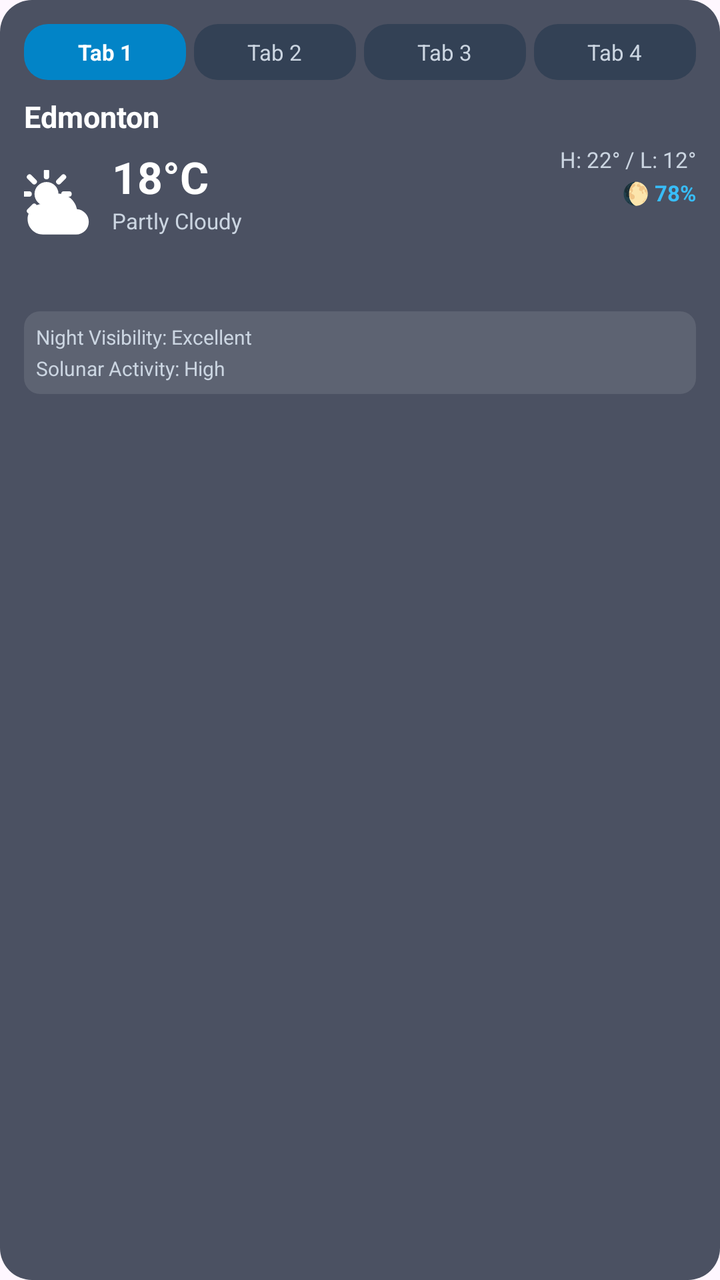
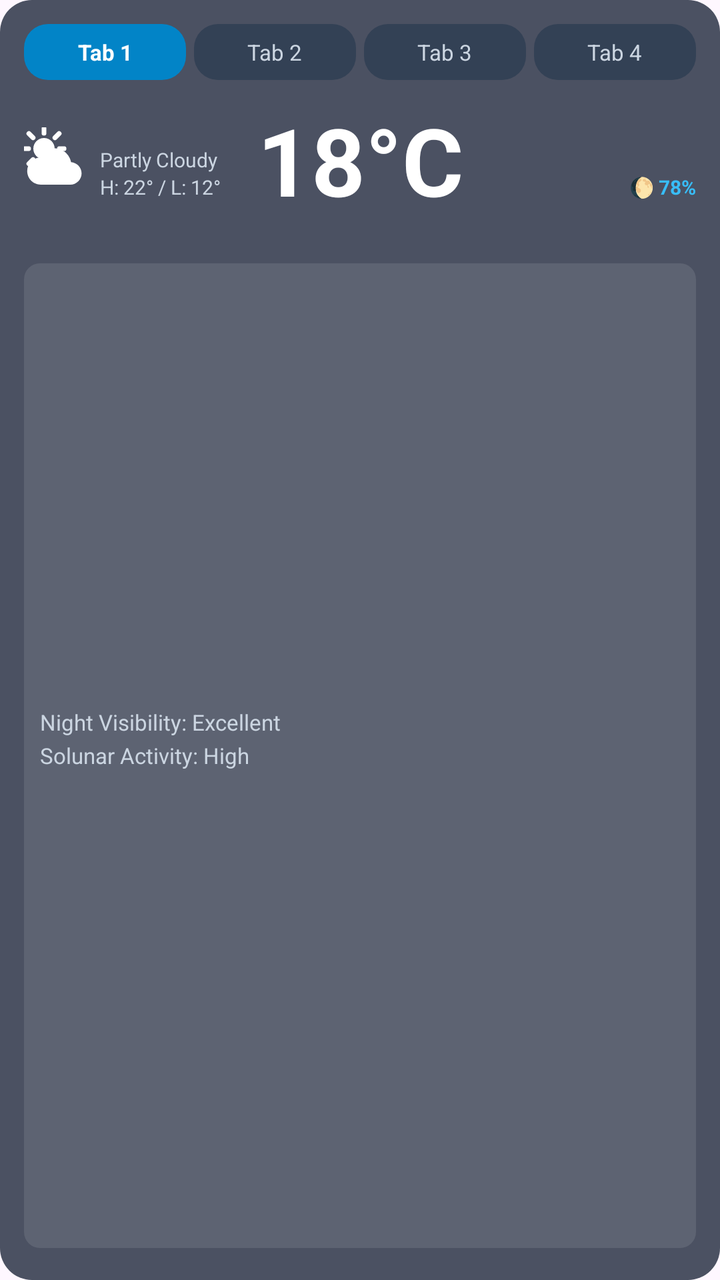

Screens rendered from an Android XML layout before and after an edit, with the pre-edit source and the edit as a unified diff.
<!-- AndroidManifest.xml: application theme Theme.WeatherAPP -->
<!-- res/layout/widget_layout_4x2.xml -->
<?xml version="1.0" encoding="utf-8"?>
<LinearLayout xmlns:android="http://schemas.android.com/apk/res/android"
    android:id="@+id/widget_root"
    android:layout_width="match_parent"
    android:layout_height="match_parent"
    android:orientation="vertical"
    android:padding="12dp"
    android:background="@drawable/bg_widget_container">

    
    <LinearLayout
        android:id="@+id/layout_tab_bar"
        android:layout_width="match_parent"
        android:layout_height="wrap_content"
        android:orientation="horizontal"
        android:layout_marginBottom="8dp">

        <TextView
            android:id="@+id/btn_widget_tab_0"
            android:layout_width="0dp"
            android:layout_height="28dp"
            android:layout_weight="1"
            android:layout_marginEnd="4dp"
            android:background="@drawable/bg_widget_pill_selected"
            android:gravity="center"
            android:ellipsize="end"
            android:maxLines="1"
            android:paddingStart="4dp"
            android:paddingEnd="4dp"
            android:text="Tab 1"
            android:textColor="@color/widget_text_primary"
            android:textSize="11sp"
            android:textStyle="bold" />

        <TextView
            android:id="@+id/btn_widget_tab_1"
            android:layout_width="0dp"
            android:layout_height="28dp"
            android:layout_weight="1"
            android:layout_marginEnd="4dp"
            android:background="@drawable/bg_widget_pill_unselected"
            android:gravity="center"
            android:ellipsize="end"
            android:maxLines="1"
            android:paddingStart="4dp"
            android:paddingEnd="4dp"
            android:text="Tab 2"
            android:textColor="@color/widget_text_secondary"
            android:textSize="11sp" />

        <TextView
            android:id="@+id/btn_widget_tab_2"
            android:layout_width="0dp"
            android:layout_height="28dp"
            android:layout_weight="1"
            android:layout_marginEnd="4dp"
            android:background="@drawable/bg_widget_pill_unselected"
            android:gravity="center"
            android:ellipsize="end"
            android:maxLines="1"
            android:paddingStart="4dp"
            android:paddingEnd="4dp"
            android:text="Tab 3"
            android:textColor="@color/widget_text_secondary"
            android:textSize="11sp" />

        <TextView
            android:id="@+id/btn_widget_tab_3"
            android:layout_width="0dp"
            android:layout_height="28dp"
            android:layout_weight="1"
            android:background="@drawable/bg_widget_pill_unselected"
            android:gravity="center"
            android:ellipsize="end"
            android:maxLines="1"
            android:paddingStart="4dp"
            android:paddingEnd="4dp"
            android:text="Tab 4"
            android:textColor="@color/widget_text_secondary"
            android:textSize="11sp" />
    </LinearLayout>

    
    <LinearLayout
        android:id="@+id/widget_main_body"
        android:layout_width="match_parent"
        android:layout_height="0dp"
        android:layout_weight="1"
        android:orientation="vertical">

        <TextView
            android:id="@+id/tv_widget_location_name"
            android:layout_width="match_parent"
            android:layout_height="wrap_content"
            android:ellipsize="end"
            android:maxLines="1"
            android:text="Edmonton"
            android:textColor="@color/widget_text_primary"
            android:textSize="15sp"
            android:textStyle="bold" />

        <LinearLayout
            android:layout_width="match_parent"
            android:layout_height="wrap_content"
            android:orientation="horizontal"
            android:gravity="center_vertical"
            android:layout_marginTop="4dp">

            <ImageView
                android:id="@+id/iv_widget_condition_icon"
                android:layout_width="36dp"
                android:layout_height="36dp"
                android:layout_marginEnd="8dp"
                android:src="@drawable/ic_condition_partly_cloudy" />

            <LinearLayout
                android:layout_width="0dp"
                android:layout_height="wrap_content"
                android:layout_weight="1"
                android:orientation="vertical">

                <TextView
                    android:id="@+id/tv_widget_temp"
                    android:layout_width="wrap_content"
                    android:layout_height="wrap_content"
                    android:text="18°C"
                    android:textColor="@color/widget_text_primary"
                    android:textSize="22sp"
                    android:textStyle="bold" />

                <TextView
                    android:id="@+id/tv_widget_condition"
                    android:layout_width="wrap_content"
                    android:layout_height="wrap_content"
                    android:ellipsize="end"
                    android:maxLines="1"
                    android:text="Partly Cloudy"
                    android:textColor="@color/widget_text_secondary"
                    android:textSize="11sp" />

                <TextView
                    android:id="@+id/tv_widget_natural_light_period"
                    android:layout_width="wrap_content"
                    android:layout_height="wrap_content"
                    android:ellipsize="end"
                    android:maxLines="1"
                    android:textColor="@color/widget_accent"
                    android:textSize="10sp"
                    android:textStyle="bold"
                    android:layout_marginTop="1dp" />
            </LinearLayout>

            <LinearLayout
                android:layout_width="wrap_content"
                android:layout_height="wrap_content"
                android:orientation="vertical"
                android:gravity="end">

                <TextView
                    android:id="@+id/tv_widget_high_low"
                    android:layout_width="wrap_content"
                    android:layout_height="wrap_content"
                    android:text="H: 22° / L: 12°"
                    android:textColor="@color/widget_text_secondary"
                    android:textSize="11sp" />

                <TextView
                    android:id="@+id/tv_widget_moon_phase"
                    android:layout_width="wrap_content"
                    android:layout_height="wrap_content"
                    android:text="🌔 78%"
                    android:textColor="@color/widget_accent"
                    android:textSize="11sp"
                    android:textStyle="bold"
                    android:layout_marginTop="2dp" />

                <TextView
                    android:id="@+id/tv_widget_sunrise"
                    android:layout_width="wrap_content"
                    android:layout_height="wrap_content"
                    android:ellipsize="end"
                    android:maxLines="1"
                    android:textColor="@color/widget_text_secondary"
                    android:textSize="10sp"
                    android:layout_marginTop="2dp" />

                <TextView
                    android:id="@+id/tv_widget_sunset"
                    android:layout_width="wrap_content"
                    android:layout_height="wrap_content"
                    android:ellipsize="end"
                    android:maxLines="1"
                    android:textColor="@color/widget_text_secondary"
                    android:textSize="10sp"
                    android:layout_marginTop="1dp" />
            </LinearLayout>
        </LinearLayout>

        
        <TextView
            android:id="@+id/tv_widget_lunar_timings"
            android:layout_width="match_parent"
            android:layout_height="wrap_content"
            android:ellipsize="end"
            android:maxLines="1"
            android:textColor="@color/widget_text_secondary"
            android:textSize="10sp"
            android:layout_marginTop="4dp" />

        
        <LinearLayout
            android:id="@+id/layout_widget_features"
            android:layout_width="match_parent"
            android:layout_height="wrap_content"
            android:orientation="vertical"
            android:layout_marginTop="4dp"
            android:background="@drawable/bg_widget_feature_box"
            android:padding="6dp">

            <TextView
                android:id="@+id/tv_widget_night_vis"
                android:layout_width="match_parent"
                android:layout_height="wrap_content"
                android:ellipsize="end"
                android:maxLines="1"
                android:text="Night Visibility: Excellent"
                android:textColor="@color/widget_text_secondary"
                android:textSize="10sp" />

            <TextView
                android:id="@+id/tv_widget_solunar"
                android:layout_width="match_parent"
                android:layout_height="wrap_content"
                android:ellipsize="end"
                android:maxLines="1"
                android:text="Solunar Activity: High"
                android:textColor="@color/widget_text_secondary"
                android:textSize="10sp"
                android:layout_marginTop="2dp" />
        </LinearLayout>
    </LinearLayout>

</LinearLayout>
<!-- resources referenced by this layout -->
<resources>
  <color name="widget_accent">#38BDF8</color>
  <color name="widget_text_primary">#FFFFFF</color>
  <color name="widget_text_secondary">#CBD5E1</color>
  <!-- drawable bg_widget_container (drawable) -->
  <?xml version="1.0" encoding="utf-8"?>
  <shape xmlns:android="http://schemas.android.com/apk/res/android"
      android:shape="rectangle">
      <corners android:radius="16dp" />
      <solid android:color="@color/widget_bg_color" />
  </shape>
  <!-- drawable bg_widget_feature_box (drawable) -->
  <?xml version="1.0" encoding="utf-8"?>
  <shape xmlns:android="http://schemas.android.com/apk/res/android"
      android:shape="rectangle">
      <corners android:radius="8dp" />
      <solid android:color="#1AFFFFFF" />
  </shape>
  <!-- drawable bg_widget_pill_selected (drawable) -->
  <?xml version="1.0" encoding="utf-8"?>
  <shape xmlns:android="http://schemas.android.com/apk/res/android"
      android:shape="rectangle">
      <corners android:radius="12dp" />
      <solid android:color="@color/widget_pill_selected_color" />
  </shape>
  <!-- drawable bg_widget_pill_unselected (drawable) -->
  <?xml version="1.0" encoding="utf-8"?>
  <shape xmlns:android="http://schemas.android.com/apk/res/android"
      android:shape="rectangle">
      <corners android:radius="12dp" />
      <solid android:color="@color/widget_pill_unselected_color" />
  </shape>
  <!-- drawable ic_condition_partly_cloudy (drawable) -->
  <vector xmlns:android="http://schemas.android.com/apk/res/android"
      android:width="24dp"
      android:height="24dp"
      android:viewportWidth="24"
      android:viewportHeight="24">
    
    <path
        android:fillColor="#FFFFFFFF"
        android:pathData="M7.5,4c-2.21,0 -4,1.79 -4,4s1.79,4 4,4 4,-1.79 4,-4 -1.79,-4 -4,-4z"/>
    
    <path
        android:strokeColor="#FFFFFFFF"
        android:strokeWidth="1.8"
        android:strokeLineCap="round"
        android:pathData="M7.5,2.2V0.5 M11.6,3.9L13.16,2.34 M13.3,8H15.0 M3.4,3.9L1.84,2.34 M1.7,8H0.2 M3.4,12.1L1.84,13.66"/>
    
    <group
        android:translateX="1.2"
        android:translateY="4.5"
        android:scaleX="0.85"
        android:scaleY="0.85">
      <path
          android:fillColor="#FFFFFFFF"
          android:pathData="M19.35,10.04C18.67,6.59 15.64,4 12,4C9.11,4 6.6,5.64 5.35,8.04C2.34,8.36 0,10.91 0,14C0,17.31 2.69,20 6,20L19,20C21.76,20 24,17.76 24,15C24,12.36 21.95,10.22 19.35,10.04Z"/>
    </group>
  </vector>
  <style name="Theme.WeatherAPP" parent="Base.Theme.WeatherAPP" />
  <color name="widget_bg_color">#CC1E293B</color>
  <color name="widget_pill_selected_color">#0284C7</color>
  <color name="widget_pill_unselected_color">#334155</color>
  <style name="Base.Theme.WeatherAPP" parent="Theme.Material3.DayNight.NoActionBar">
          <item name="android:windowLightStatusBar">true</item>
      </style>
</resources>

<!-- the commit's change to res/layout/widget_layout_4x2.xml (unified diff, before → after) -->
@@ -13,7 +13,7 @@
         android:layout_width="match_parent"
         android:layout_height="wrap_content"
         android:orientation="horizontal"
-        android:layout_marginBottom="8dp">
+        android:layout_marginBottom="4dp">
 
         <TextView
             android:id="@+id/btn_widget_tab_0"
@@ -88,17 +88,7 @@
         android:layout_weight="1"
         android:orientation="vertical">
 
-        <TextView
-            android:id="@+id/tv_widget_location_name"
-            android:layout_width="match_parent"
-            android:layout_height="wrap_content"
-            android:ellipsize="end"
-            android:maxLines="1"
-            android:text="Edmonton"
-            android:textColor="@color/widget_text_primary"
-            android:textSize="15sp"
-            android:textStyle="bold" />
-
+        
         <LinearLayout
             android:layout_width="match_parent"
             android:layout_height="wrap_content"
@@ -106,93 +96,152 @@
             android:gravity="center_vertical"
             android:layout_marginTop="4dp">
 
-            <ImageView
-                android:id="@+id/iv_widget_condition_icon"
-                android:layout_width="36dp"
-                android:layout_height="36dp"
-                android:layout_marginEnd="8dp"
-                android:src="@drawable/ic_condition_partly_cloudy" />
-
+            
             <LinearLayout
                 android:layout_width="0dp"
                 android:layout_height="wrap_content"
                 android:layout_weight="1"
-                android:orientation="vertical">
-
-                <TextView
-                    android:id="@+id/tv_widget_temp"
-                    android:layout_width="wrap_content"
+                android:orientation="horizontal"
+                android:gravity="center_vertical">
+
+                
+                <ImageView
+                    android:id="@+id/iv_widget_condition_icon"
+                    android:layout_width="32dp"
+                    android:layout_height="32dp"
+                    android:layout_marginEnd="6dp"
+                    android:src="@drawable/ic_condition_partly_cloudy" />
+
+                
+                <LinearLayout
+                    android:layout_width="0dp"
                     android:layout_height="wrap_content"
-                    android:text="18°C"
-                    android:textColor="@color/widget_text_primary"
-                    android:textSize="22sp"
-                    android:textStyle="bold" />
-
-                <TextView
-                    android:id="@+id/tv_widget_condition"
-                    android:layout_width="wrap_content"
-                    android:layout_height="wrap_content"
-                    android:ellipsize="end"
-                    android:maxLines="1"
-                    android:text="Partly Cloudy"
-                    android:textColor="@color/widget_text_secondary"
-                    android:textSize="11sp" />
-
-                <TextView
-                    android:id="@+id/tv_widget_natural_light_period"
-                    android:layout_width="wrap_content"
-                    android:layout_height="wrap_content"
-                    android:ellipsize="end"
-                    android:maxLines="1"
-                    android:textColor="@color/widget_accent"
-                    android:textSize="10sp"
-                    android:textStyle="bold"
-                    android:layout_marginTop="1dp" />
+                    android:layout_weight="1"
+                    android:orientation="vertical">
+
+                    
+                    <LinearLayout
+                        android:layout_width="wrap_content"
+                        android:layout_height="wrap_content"
+                        android:orientation="horizontal"
+                        android:gravity="center_vertical">
+
+                        <TextView
+                            android:id="@+id/tv_widget_sunrise"
+                            android:layout_width="wrap_content"
+                            android:layout_height="wrap_content"
+                            android:ellipsize="end"
+                            android:maxLines="1"
+                            android:textColor="@color/widget_text_secondary"
+                            android:textSize="10sp"
+                            android:layout_marginEnd="6dp" />
+
+                        <TextView
+                            android:id="@+id/tv_widget_sunset"
+                            android:layout_width="wrap_content"
+                            android:layout_height="wrap_content"
+                            android:ellipsize="end"
+                            android:maxLines="1"
+                            android:textColor="@color/widget_text_secondary"
+                            android:textSize="10sp" />
+                    </LinearLayout>
+
+                    <TextView
+                        android:id="@+id/tv_widget_condition"
+                        android:layout_width="wrap_content"
+                        android:layout_height="wrap_content"
+                        android:ellipsize="end"
+                        android:maxLines="1"
+                        android:text="Partly Cloudy"
+                        android:textColor="@color/widget_text_secondary"
+                        android:textSize="10sp" />
+
+                    <TextView
+                        android:id="@+id/tv_widget_high_low"
+                        android:layout_width="wrap_content"
+                        android:layout_height="wrap_content"
+                        android:ellipsize="end"
+                        android:maxLines="1"
+                        android:text="H: 22° / L: 12°"
+                        android:textColor="@color/widget_text_secondary"
+                        android:textSize="10sp" />
+                </LinearLayout>
             </LinearLayout>
 
+            
+            <TextView
+                android:id="@+id/tv_widget_temp"
+                android:layout_width="0dp"
+                android:layout_height="64dp"
+                android:layout_weight="1"
+                android:gravity="center"
+                android:ellipsize="end"
+                android:maxLines="1"
+                android:text="18°C"
+                android:textColor="@color/widget_text_primary"
+                android:textStyle="bold"
+                android:autoSizeTextType="uniform"
+                android:autoSizeMinTextSize="24sp"
+                android:autoSizeMaxTextSize="54sp"
+                android:autoSizeStepGranularity="1sp"
+                android:layout_marginStart="4dp"
+                android:layout_marginEnd="4dp" />
+
+            
             <LinearLayout
-                android:layout_width="wrap_content"
-                android:layout_height="wrap_content"
+                android:layout_width="0dp"
+                android:layout_height="wrap_content"
+                android:layout_weight="1"
                 android:orientation="vertical"
                 android:gravity="end">
 
                 <TextView
-                    android:id="@+id/tv_widget_high_low"
-                    android:layout_width="wrap_content"
-                    android:layout_height="wrap_content"
-                    android:text="H: 22° / L: 12°"
-                    android:textColor="@color/widget_text_secondary"
-                    android:textSize="11sp" />
-
-                <TextView
-                    android:id="@+id/tv_widget_moon_phase"
-                    android:layout_width="wrap_content"
-                    android:layout_height="wrap_content"
-                    android:text="🌔 78%"
-                    android:textColor="@color/widget_accent"
-                    android:textSize="11sp"
-                    android:textStyle="bold"
-                    android:layout_marginTop="2dp" />
-
-                <TextView
-                    android:id="@+id/tv_widget_sunrise"
+                    android:id="@+id/tv_widget_moonrise"
                     android:layout_width="wrap_content"
                     android:layout_height="wrap_content"
                     android:ellipsize="end"
                     android:maxLines="1"
                     android:textColor="@color/widget_text_secondary"
-                    android:textSize="10sp"
-                    android:layout_marginTop="2dp" />
+                    android:textSize="10sp" />
 
                 <TextView
-                    android:id="@+id/tv_widget_sunset"
+                    android:id="@+id/tv_widget_moonset"
                     android:layout_width="wrap_content"
                     android:layout_height="wrap_content"
                     android:ellipsize="end"
                     android:maxLines="1"
                     android:textColor="@color/widget_text_secondary"
-                    android:textSize="10sp"
-                    android:layout_marginTop="1dp" />
+                    android:textSize="10sp" />
+
+                <LinearLayout
+                    android:layout_width="wrap_content"
+                    android:layout_height="wrap_content"
+                    android:orientation="horizontal"
+                    android:gravity="end|center_vertical"
+                    android:layout_gravity="end">
+
+                    <TextView
+                        android:id="@+id/tv_widget_natural_light_period"
+                        android:layout_width="wrap_content"
+                        android:layout_height="wrap_content"
+                        android:ellipsize="end"
+                        android:maxLines="1"
+                        android:textColor="@color/widget_accent"
+                        android:textSize="10sp"
+                        android:textStyle="bold"
+                        android:layout_marginEnd="4dp" />
+
+                    <TextView
+                        android:id="@+id/tv_widget_moon_phase"
+                        android:layout_width="wrap_content"
+                        android:layout_height="wrap_content"
+                        android:ellipsize="end"
+                        android:maxLines="1"
+                        android:text="🌔 78%"
+                        android:textColor="@color/widget_accent"
+                        android:textSize="10sp"
+                        android:textStyle="bold" />
+                </LinearLayout>
             </LinearLayout>
         </LinearLayout>
 
@@ -201,21 +250,25 @@
             android:id="@+id/tv_widget_lunar_timings"
             android:layout_width="match_parent"
             android:layout_height="wrap_content"
+            android:gravity="center"
             android:ellipsize="end"
             android:maxLines="1"
             android:textColor="@color/widget_text_secondary"
             android:textSize="10sp"
-            android:layout_marginTop="4dp" />
+            android:layout_marginTop="2dp" />
 
         
         <LinearLayout
             android:id="@+id/layout_widget_features"
             android:layout_width="match_parent"
-            android:layout_height="wrap_content"
+            android:layout_height="0dp"
+            android:layout_weight="1"
+            android:gravity="center_vertical"
             android:orientation="vertical"
             android:layout_marginTop="4dp"
+            android:layout_marginBottom="4dp"
             android:background="@drawable/bg_widget_feature_box"
-            android:padding="6dp">
+            android:padding="8dp">
 
             <TextView
                 android:id="@+id/tv_widget_night_vis"
@@ -225,7 +278,7 @@
                 android:maxLines="1"
                 android:text="Night Visibility: Excellent"
                 android:textColor="@color/widget_text_secondary"
-                android:textSize="10sp" />
+                android:textSize="11sp" />
 
             <TextView
                 android:id="@+id/tv_widget_solunar"
@@ -235,7 +288,17 @@
                 android:maxLines="1"
                 android:text="Solunar Activity: High"
                 android:textColor="@color/widget_text_secondary"
-                android:textSize="10sp"
+                android:textSize="11sp"
+                android:layout_marginTop="2dp" />
+
+            <TextView
+                android:id="@+id/tv_widget_dark_sky_period"
+                android:layout_width="match_parent"
+                android:layout_height="wrap_content"
+                android:ellipsize="end"
+                android:maxLines="1"
+                android:textColor="@color/widget_text_secondary"
+                android:textSize="11sp"
                 android:layout_marginTop="2dp" />
         </LinearLayout>
     </LinearLayout>
